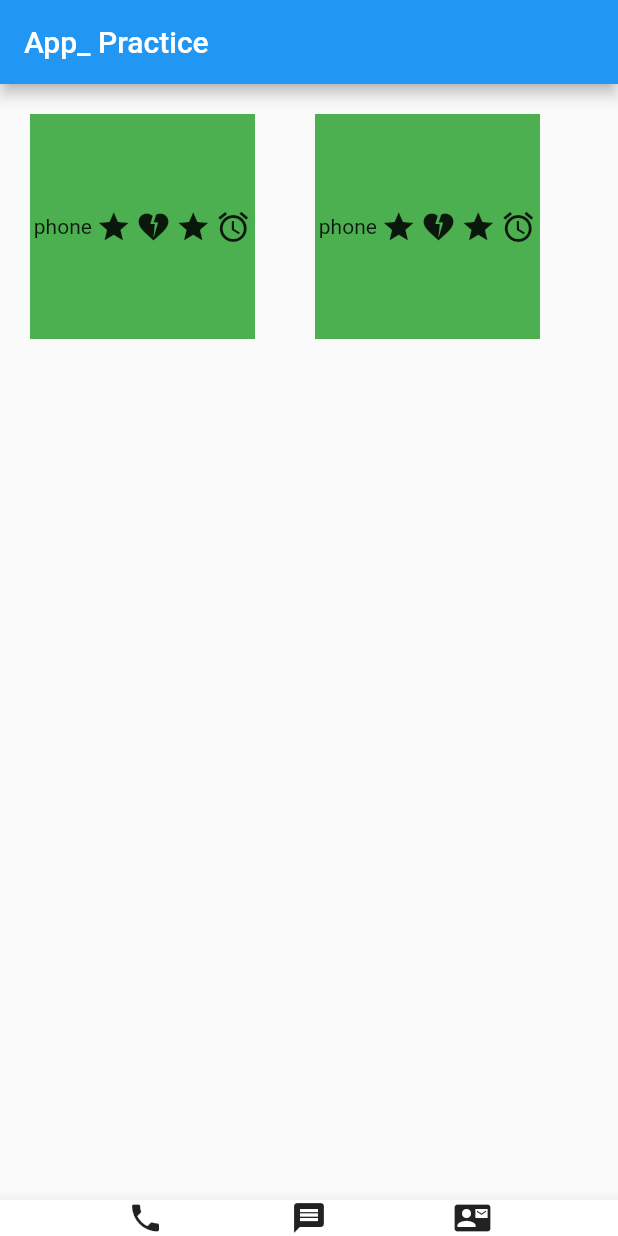
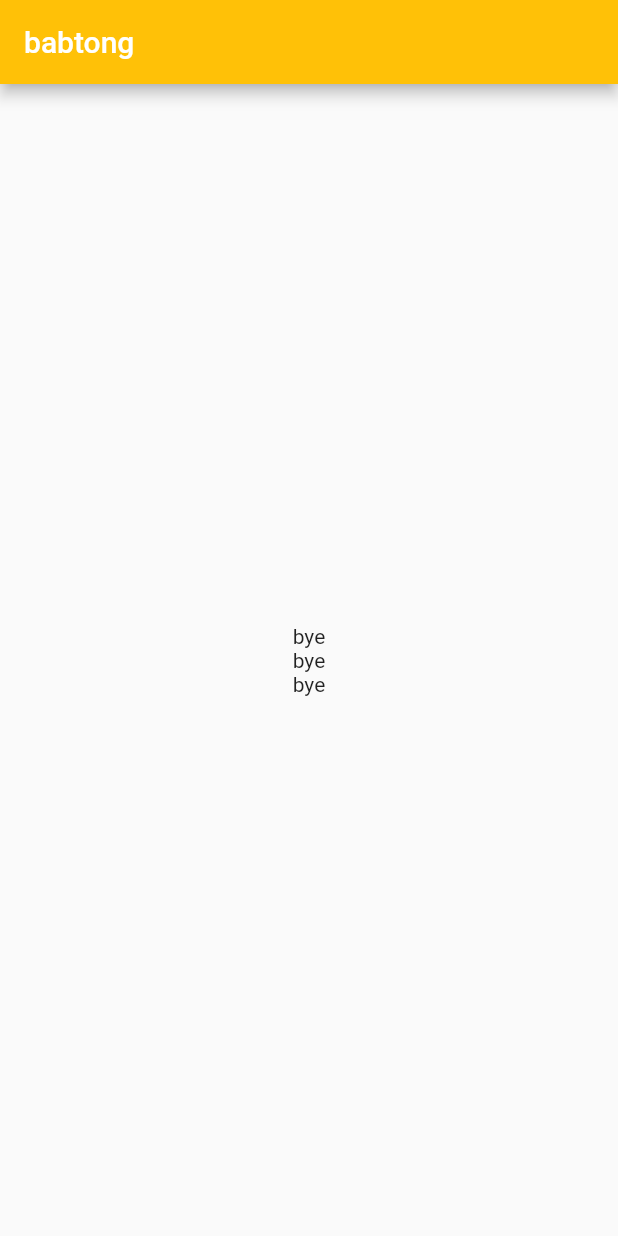
Before and after one commit to Moonseunghun/flutter-try, a Flutter app: the screen it shows after launch, on a phone screen of 412 x 824 dp. Run offline on Flutter 3.47's test engine with Material 2 defaults, Android fonts, the phone set to English and light mode, and no system bars.

Commit message:
feat : widget fix

```diff
--- a/lib/main.dart
+++ b/lib/main.dart
@@ -13,16 +13,7 @@ class MyApp extends StatelessWidget {
     return MaterialApp(
       title: 'Flutter Demo',
       theme: ThemeData(
-        // This is the theme of your application.
-        //
-        // Try running your application with "flutter run". You'll see the
-        // application has a blue toolbar. Then, without quitting the app, try
-        // changing the primarySwatch below to Colors.green and then invoke
-        // "hot reload" (press "r" in the console where you ran "flutter run",
-        // or simply save your changes to "hot reload" in a Flutter IDE).
-        // Notice that the counter didn't reset back to zero; the application
-        // is not restarted.
-        primarySwatch: Colors.blue,
+        primarySwatch: Colors.red,
       ),
       home: const MyHomePage(title: 'Flutter Demo Home Page'),
     );
@@ -31,15 +22,6 @@ class MyApp extends StatelessWidget {
 
 class MyHomePage extends StatefulWidget {
   const MyHomePage({super.key, required this.title});
-
-  // This widget is the home page of your application. It is stateful, meaning
-  // that it has a State object (defined below) that contains fields that affect
-  // how it looks.
-
-  // This class is the configuration for the state. It holds the values (in this
-  // case the title) provided by the parent (in this case the App widget) and
-  // used by the build method of the State. Fields in a Widget subclass are
-  // always marked "final".
 
   final String title;
 
@@ -52,11 +34,6 @@ class _MyHomePageState extends State<MyHomePage> {
 
   void _incrementCounter() {
     setState(() {
-      // This call to setState tells the Flutter framework that something has
-      // changed in this State, which causes it to rerun the build method below
-      // so that the display can reflect the updated values. If we changed
-      // _counter without calling setState(), then the build method would not be
-      // called again, and so nothing would appear to happen.
       _counter++;
     });
   }
@@ -65,50 +42,59 @@ class _MyHomePageState extends State<MyHomePage> {
   Widget build(BuildContext context) {
     return MaterialApp(
         home: Scaffold(
-      appBar: AppBar(title: Text("App_ Practice")),
-      body: Row(
-        children: [
-          Container(
-            width: 150,
-            height: 150,
-            color: Colors.green,
-            margin: EdgeInsets.all(20),
-            child: Row(
-                mainAxisAlignment: MainAxisAlignment.spaceEvenly,
-                children: [
-                  Text('phone'),
-                  Icon(Icons.star),
-                  Icon(Icons.heart_broken),
-                  Icon(Icons.star),
-                  Icon(Icons.access_alarms_outlined)
-                ]),
-          ),
-          Container(
-            width: 150,
-            height: 150,
-            color: Colors.green,
-            margin: EdgeInsets.all(20),
-            child: Row(
-                mainAxisAlignment: MainAxisAlignment.spaceEvenly,
-                children: [
-                  Text('phone'),
-                  Icon(Icons.star),
-                  Icon(Icons.heart_broken),
-                  Icon(Icons.star),
-                  Icon(Icons.access_alarms_outlined)
-                ]),
-          ),
-        ],
-      ),
-      bottomNavigationBar: BottomAppBar(
-          child: Row(
-        mainAxisAlignment: MainAxisAlignment.spaceEvenly,
-        children: [
-          Icon(Icons.phone),
-          Icon(Icons.message),
-          Icon(Icons.contact_mail)
-        ],
-      )),
-    ));
+            appBar: AppBar(
+              title: Text("babtong"),
+              backgroundColor: Colors.amber,
+            ),
+            // body: Row(
+            //   children: [
+            //     Container(
+            //       width: 150,
+            //       height: 150,
+            //       color: Colors.green,
+            //       margin: EdgeInsets.all(20),
+            //       child: Row(
+            //           mainAxisAlignment: MainAxisAlignment.spaceEvenly,
+            //           children: [
+            //             Text('phone'),
+            //             Icon(Icons.star),
+            //             Icon(Icons.heart_broken),
+            //             Icon(Icons.star),
+            //             Icon(Icons.access_alarms_outlined)
+            //           ]),
+            //     ),
+            //     Container(
+            //       width: 150,
+            //       height: 150,
+            //       color: Colors.green,
+            //       margin: EdgeInsets.all(20),
+            //       child: Row(
+            //           mainAxisAlignment: MainAxisAlignment.spaceEvenly,
+            //           children: [
+            //             Text('phone'),
+            //             Icon(Icons.star),
+            //             Icon(Icons.heart_broken),
+            //             Icon(Icons.star),
+            //             Icon(Icons.access_alarms_outlined)
+            //           ]),
+            //     ),
+            //   ],
+            // ),
+            body: Center(
+              child: Column(
+                mainAxisAlignment: MainAxisAlignment.center,
+                children: <Widget>[Text('bye'), Text('bye'), Text('bye')],
+              ),
+            )
+            // bottomNavigationBar: BottomAppBar(
+            //     child: Row(
+            //   mainAxisAlignment: MainAxisAlignment.spaceEvenly,
+            //   children: [
+            //     Icon(Icons.phone),
+            //     Icon(Icons.message),
+            //     Icon(Icons.contact_mail)
+            //   ],
+            // )),
+            ));
   }
 }
```
